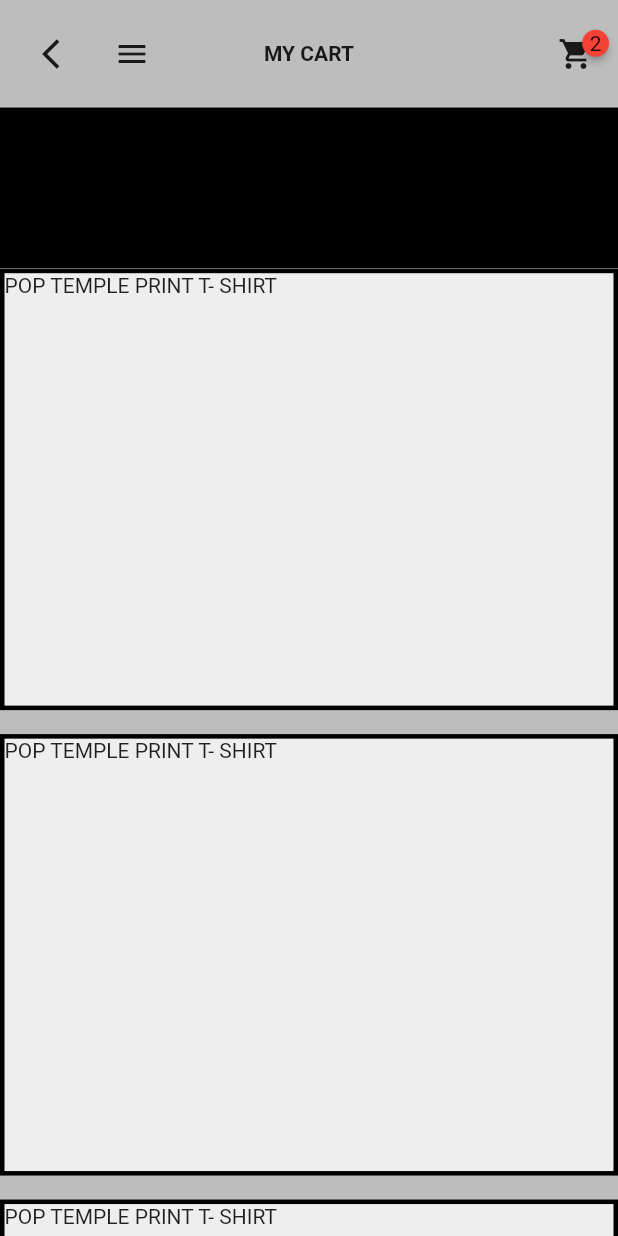
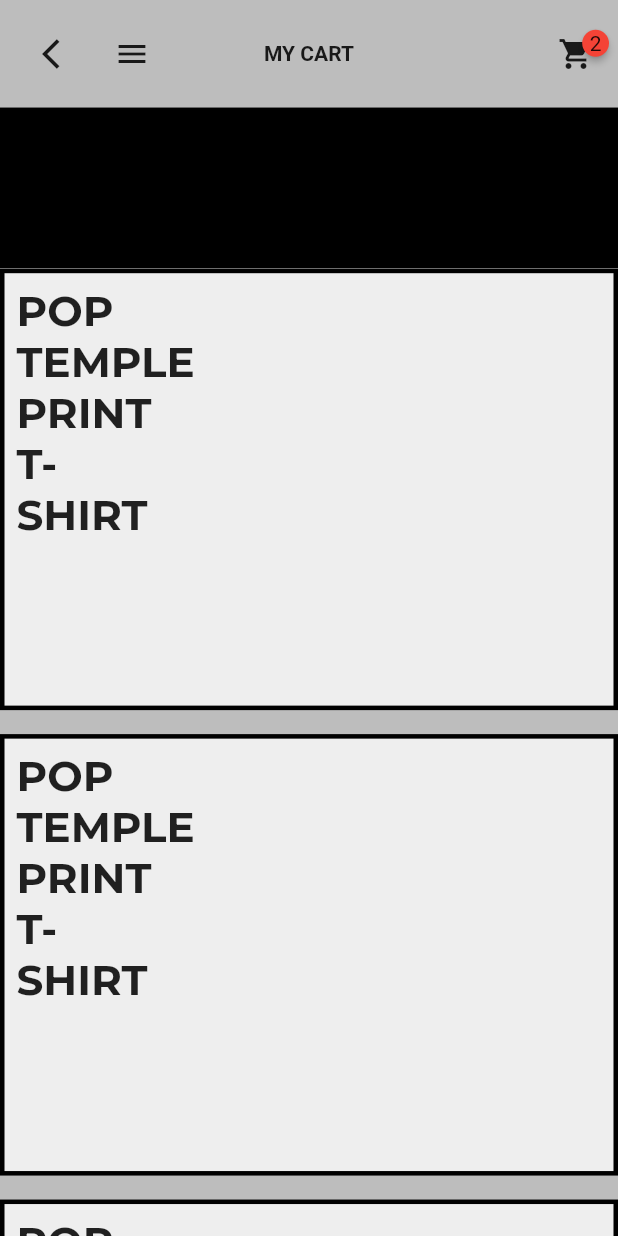
Before and after one commit to JAICHANGPARK/flutter_notebook_8th_story, a Flutter app: the MyCartPage screen opened directly, on a phone screen of 412 x 824 dp. Run offline on Flutter 3.47's test engine with Material 2 defaults, Android fonts, the phone set to English and light mode, and no system bars; drawn by our look-alikes of badges; our stand-ins replace google_fonts.

Commit message:
Update my_cart_page.dart

```diff
--- a/lib/ep561_fashion_store_app/my_cart_page.dart
+++ b/lib/ep561_fashion_store_app/my_cart_page.dart
@@ -1,5 +1,6 @@
 import 'package:badges/badges.dart';
 import 'package:flutter/material.dart';
+import 'package:google_fonts/google_fonts.dart';
 
 class MyCartPage extends StatefulWidget {
   @override
@@ -72,7 +73,14 @@ class _MyCartPageState extends State<MyCartPage> {
                         child: Stack(
                           children: [
 
-                            Positioned(child: Text("POP TEMPLE PRINT T- SHIRT"),)
+                            Positioned(child: Text("POP\nTEMPLE\nPRINT\nT-\nSHIRT",
+                            style: GoogleFonts.montserrat(
+                              fontWeight: FontWeight.bold,
+                              fontSize: 28
+                            ),),
+                              left: 8,
+                              top: 8,
+                            )
 
                           ],
                         ),
```
